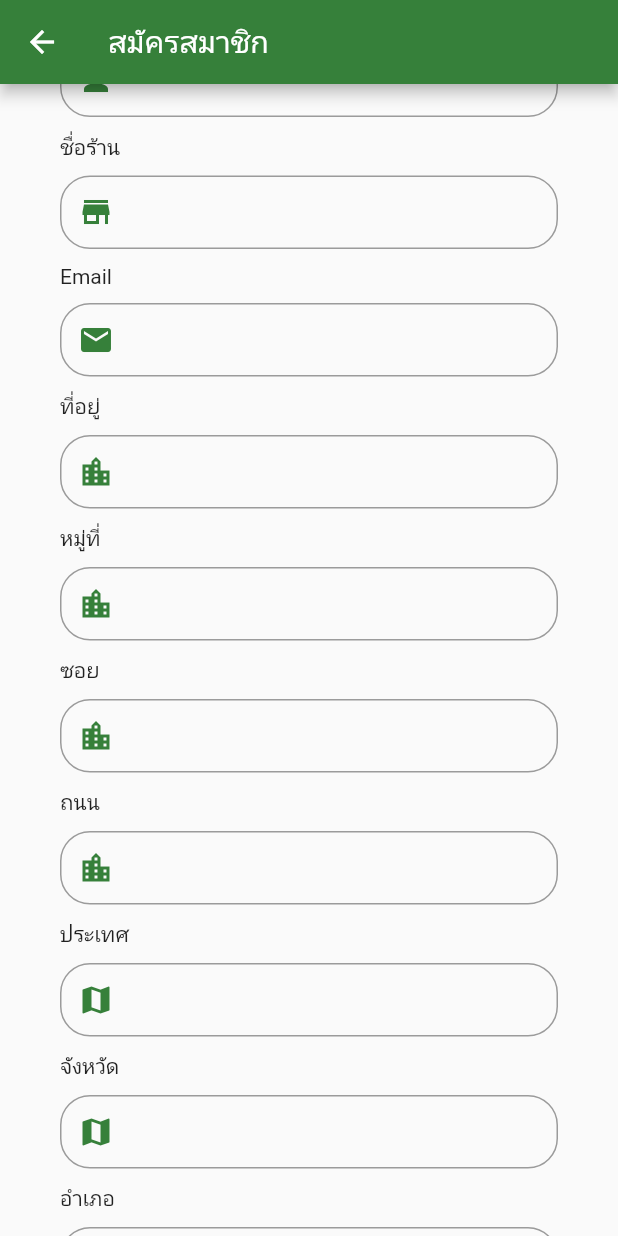
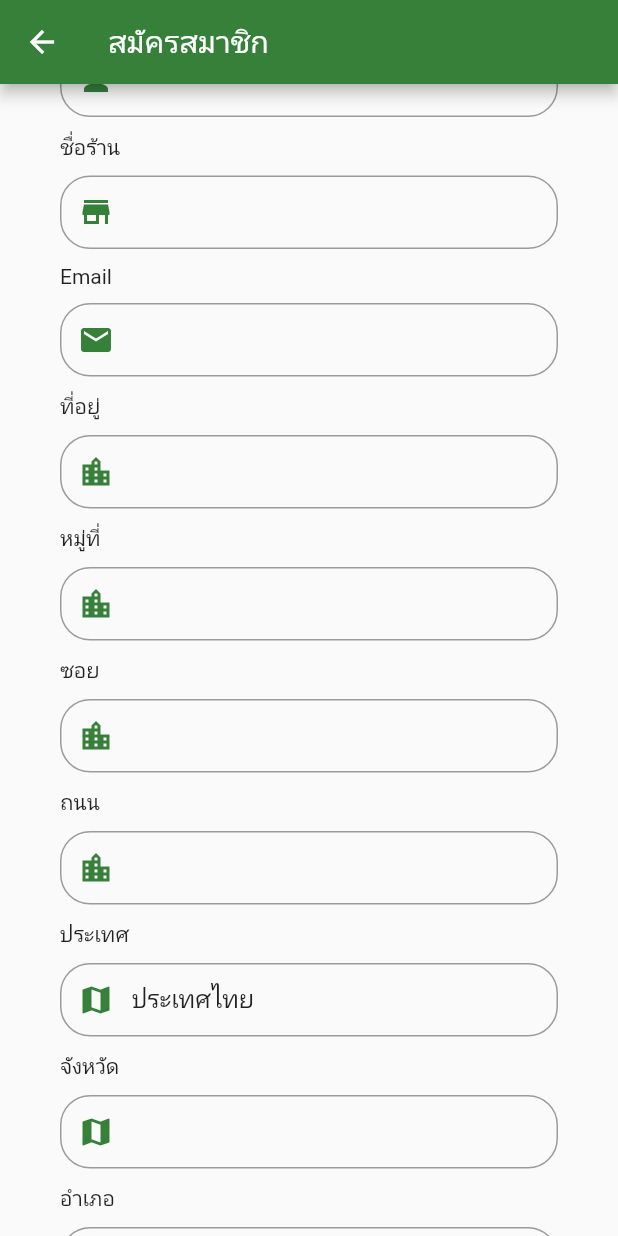
Before and after one commit to Npwtps14/enieth, a Flutter app: the Register screen opened by its route, scrolled down 576 dp, on a phone screen of 412 x 824 dp. Run offline on Flutter 3.47's test engine with Material 2 defaults, Android fonts, the phone set to English and light mode, and no system bars; our stand-ins replace chopper, dio, flushbar, get, get_it, google_fonts and 3 more; accounts and stored records are empty; generated files the repository leaves out were written again; network calls fail.

```diff
--- a/lib/screens/register_screen.dart
+++ b/lib/screens/register_screen.dart
@@ -1,3 +1,5 @@
+import 'dart:io';
+
 import 'package:enie_production/models/user.dart';
 import 'package:enie_production/screens/login_screen.dart';
 import 'package:enie_production/services/auth_service.dart';
@@ -6,10 +8,9 @@ import 'package:enie_production/widgets/login_btn.dart';
 import 'package:enie_production/widgets/validators.dart';
 import 'package:flushbar/flushbar.dart';
 import 'package:flutter/material.dart';
+import 'package:flutter/services.dart';
 import 'package:google_fonts/google_fonts.dart';
 import 'package:hexcolor/hexcolor.dart';
-import 'package:line_icons/line_icon.dart';
-import 'package:line_icons/line_icons.dart';
 import 'package:provider/provider.dart';
 
 import 'nav_bar.dart';
@@ -28,8 +29,14 @@ class _RegisterState extends State<Register> {
   Widget build(BuildContext context) {
     AuthProvider auth = Provider.of<AuthProvider>(context);
 
+    void hideKeyboard(BuildContext context) {
+      FocusScopeNode currentFocus = FocusScope.of(context);
+      if (!currentFocus.hasPrimaryFocus && currentFocus.focusedChild != null) {
+        FocusManager.instance.primaryFocus.unfocus();
+      }
+    }
+
     final usernameField = TextFormField(
-      autofocus: false,
       validator: (value) => value.isEmpty ? "กรุณากรอกหมายเลขโทรศัพท์" : null,
       onSaved: (value) => _username = value,
       decoration: buildInputDecoration("", Icons.phone),
@@ -99,6 +106,7 @@ class _RegisterState extends State<Register> {
       autofocus: false,
       validator: (value) => value.isEmpty ? "กรุณากรอกข้อมูลให้ครบถ้วน" : null,
       decoration: buildInputDecoration("", Icons.map),
+      initialValue: "ประเทศไทย",
     );
     final province_id = TextFormField(
       autofocus: false,
@@ -199,8 +207,13 @@ class _RegisterState extends State<Register> {
           ),
           backgroundColor: HexColor('#36803a'),
         ),
-        body: SingleChildScrollView(
-          padding: EdgeInsets.all(40.0),
+        body: GestureDetector(
+          behavior: HitTestBehavior.opaque,
+          onTap: () {
+            FocusScope.of(context).requestFocus(new FocusNode());
+          },
+          child: SingleChildScrollView(
+            padding: EdgeInsets.all(40),
             child: Form(
               key: formKey,
               child: Column(
@@ -284,7 +297,9 @@ class _RegisterState extends State<Register> {
                       : longButtons("Submit", doRegister),
                   SizedBox(height: 10.0),
                   backtologinLabel,
+                  SizedBox(height: 360.0),
                 ],
+              ),
             ),
           ),
         ),
```
Also changed, not shown: 3 other files. Lines whose indentation alone changed are shown as unchanged.
